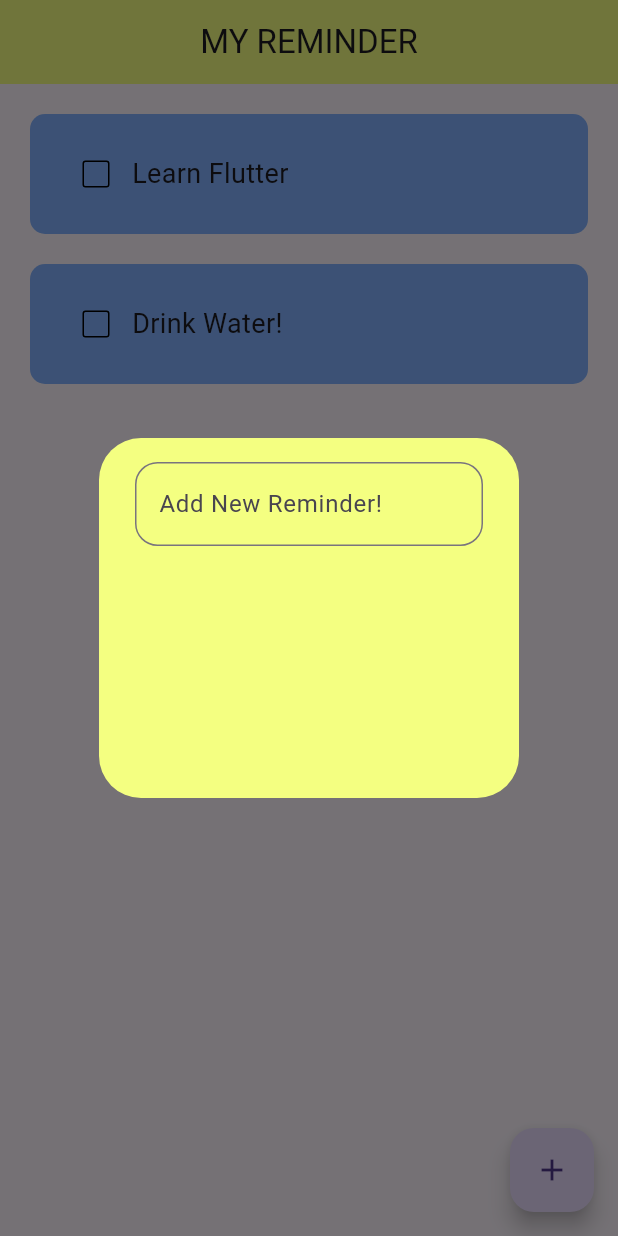
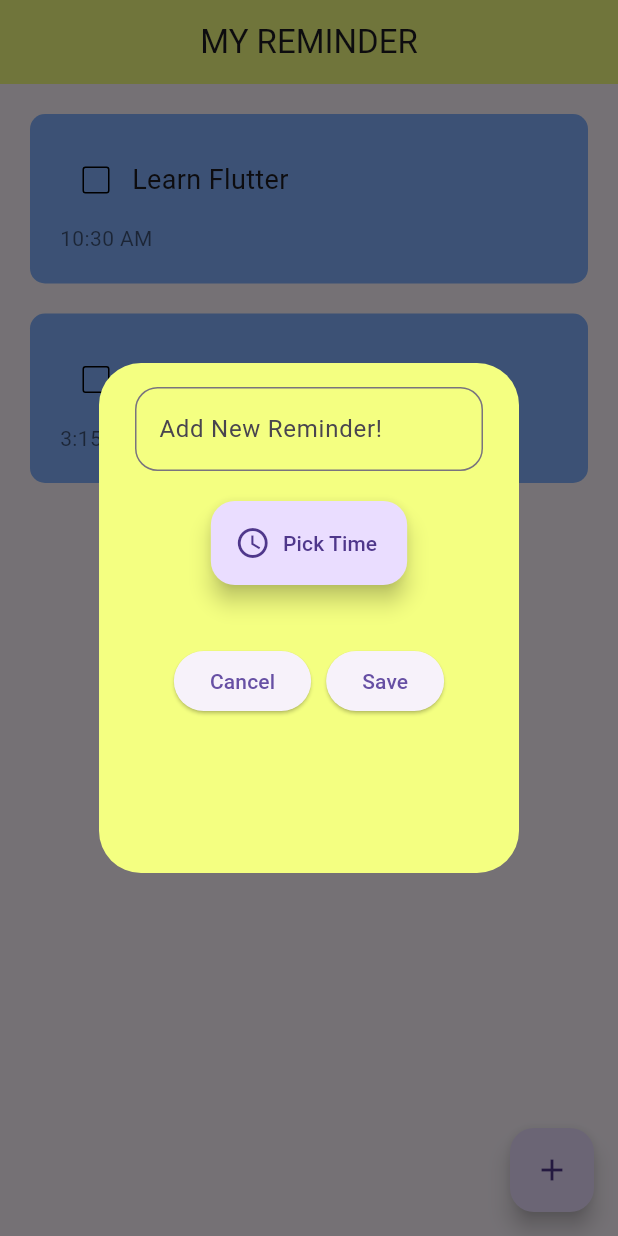
Before and after one commit to Kruti-Ritul/Flutter_Reminder, a Flutter app: the screen it shows after launch, after a tap on the "add" icon, on a phone screen of 412 x 824 dp. Run offline on Flutter 3.47's test engine with Material 3 defaults, Android fonts, the phone set to English and light mode, and no system bars; drawn by our look-alikes of flutter_slidable; Roboto replaces fonts that are missing (Ariel).

Commit message:
flutter time picker feature added !

```diff
--- a/lib/pages/home_page.dart
+++ b/lib/pages/home_page.dart
@@ -11,15 +11,31 @@ class HomePage extends StatefulWidget {
 
 class _HomePageState extends State<HomePage> {
   final _controller = TextEditingController();
+
   List reminderList = [
-    ['Learn Flutter', false],
-    ['Drink Water!', false],
-    //['Complete REMINDER APP!', false]
+    ['Learn Flutter', '10:30 AM', false],
+    ['Drink Water!', '3:15 PM', false],
   ];
 
-  void checkBoxChanged(int index) {
+  void checkBoxChanged(int index, bool? value) {
     setState(() {
-      reminderList[index][1] = !reminderList[index][1];
+      reminderList[index][2] = value ?? false;
+    });
+  }
+
+  String formatTimeOfDay(TimeOfDay time) {
+    final now = DateTime.now();
+    final formattedTime =
+        DateTime(now.year, now.month, now.day, time.hour, time.minute);
+    return formattedTime.hour > 12
+        ? '${formattedTime.hour - 12}:${formattedTime.minute.toString().padLeft(2, '0')} PM'
+        : '${formattedTime.hour}:${formattedTime.minute.toString().padLeft(2, '0')} AM';
+  }
+
+  void addReminder(String task, TimeOfDay time) {
+    setState(() {
+      String formattedTime = formatTimeOfDay(time);
+      reminderList.add([task, formattedTime, false]);
     });
   }
 
@@ -27,7 +43,11 @@ class _HomePageState extends State<HomePage> {
     showDialog(
       context: context,
       builder: (context) {
-        return DialogBox();
+        return DialogBox(
+          onSave: (String task, TimeOfDay time) {
+            addReminder(task, time);
+          },
+        );
       },
     );
   }
@@ -47,16 +67,24 @@ class _HomePageState extends State<HomePage> {
         ),
         backgroundColor: Colors.limeAccent[100],
       ),
-      body: ListView.builder(
+      body: Column(
+        children: [
+          Expanded(
+            // Allow ListView to take up remaining space
+            child: ListView.builder(
               itemCount: reminderList.length,
               itemBuilder: (BuildContext context, index) {
                 return Reminder(
                   taskName: reminderList[index][0],
-            taskCompleted: reminderList[index][1],
-            onChanged: (value) => checkBoxChanged(index),
+                  taskTime: reminderList[index][1],
+                  taskCompleted: reminderList[index][2],
+                  onChanged: (value) => checkBoxChanged(index, value),
                   deleteFunction: (context) => deleteReminder(index),
                 );
               },
+            ),
+          ),
+        ],
       ),
       floatingActionButton: FloatingActionButton(
         onPressed: createNewReminder,
--- /dev/null
+++ b/lib/utils/button.dart
@@ -0,0 +1,33 @@
+import 'package:flutter/material.dart';
+
+class ButtonWidget extends StatelessWidget {
+  final VoidCallback onSave;
+  final VoidCallback onCancel;
+
+  const ButtonWidget({required this.onSave, required this.onCancel, Key? key})
+      : super(key: key);
+
+  @override
+  Widget build(BuildContext context) {
+    return Row(
+      mainAxisAlignment: MainAxisAlignment.center,
+      children: [
+        // Cancel Button
+        ElevatedButton(
+          onPressed: onCancel,
+          //style: ElevatedButton.styleFrom(primary: Colors.redAccent),
+          child: const Text("Cancel"),
+        ),
+
+        const SizedBox(width: 10),
+
+        // Save Button
+        ElevatedButton(
+          onPressed: onSave,
+          //style: ElevatedButton.styleFrom(primary: Colors.greenAccent),
+          child: const Text("Save"),
+        ),
+      ],
+    );
+  }
+}
--- a/lib/utils/dialog_box.dart
+++ b/lib/utils/dialog_box.dart
@@ -1,18 +1,43 @@
 import 'package:flutter/material.dart';
+import 'package:myreminder/utils/button.dart';
 
-class DialogBox extends StatelessWidget {
-  const DialogBox({super.key});
+class DialogBox extends StatefulWidget {
+  final Function(String task, TimeOfDay time) onSave;
+
+  const DialogBox({super.key, required this.onSave});
+
+  @override
+  _DialogBoxState createState() => _DialogBoxState();
+}
+
+class _DialogBoxState extends State<DialogBox> {
+  final TextEditingController _controller = TextEditingController();
+  TimeOfDay? _selectedTime;
+
+  void showtimepicker(BuildContext context) async {
+    final TimeOfDay? pickedTime = await showTimePicker(
+      context: context,
+      initialTime: TimeOfDay.now(),
+    );
+    if (pickedTime != null) {
+      setState(() {
+        _selectedTime = pickedTime;
+      });
+    }
+  }
 
   @override
   Widget build(BuildContext context) {
     return AlertDialog(
       backgroundColor: Colors.limeAccent[100],
       content: Container(
-        height: 200,
+        height: 300,
         child: Column(
+          mainAxisAlignment: MainAxisAlignment.start,
           children: [
-            //input for new reminder
+            // Input for new reminder
             TextField(
+              controller: _controller,
               decoration: InputDecoration(
                 hintText: "Add New Reminder!",
                 border: OutlineInputBorder(
@@ -21,7 +46,40 @@ class DialogBox extends StatelessWidget {
               ),
             ),
 
-            //buttons -> save+cancel
+            const SizedBox(height: 20),
+
+            // Time picker button
+            FloatingActionButton.extended(
+              label: Text("Pick Time"),
+              icon: Icon(Icons.access_time),
+              onPressed: () {
+                showtimepicker(context);
+              },
+            ),
+
+            const SizedBox(height: 20),
+
+            // Display the selected time if any
+            if (_selectedTime != null)
+              Text(
+                "Selected Time: ${_selectedTime!.format(context)}",
+                style: TextStyle(fontSize: 16),
+              ),
+
+            const SizedBox(height: 20),
+
+            // Add ButtonWidget for Save and Cancel
+            ButtonWidget(
+              onSave: () {
+                if (_controller.text.isNotEmpty && _selectedTime != null) {
+                  widget.onSave(_controller.text, _selectedTime!);
+                  Navigator.of(context).pop();
+                }
+              },
+              onCancel: () {
+                Navigator.of(context).pop(); // Close the dialog box
+              },
+            ),
           ],
         ),
       ),
--- a/lib/utils/reminder.dart
+++ b/lib/utils/reminder.dart
@@ -2,14 +2,17 @@ import 'package:flutter/material.dart';
 import 'package:flutter_slidable/flutter_slidable.dart';
 
 class Reminder extends StatelessWidget {
-  const Reminder(
-      {super.key,
+  const Reminder({
+    super.key,
     required this.taskName,
+    required this.taskTime,
     required this.taskCompleted,
     required this.onChanged,
-      required this.deleteFunction});
+    required this.deleteFunction,
+  });
 
   final String taskName;
+  final String taskTime;
   final bool taskCompleted;
   final Function(bool?)? onChanged;
   final Function(BuildContext)? deleteFunction;
@@ -25,7 +28,7 @@ class Reminder extends StatelessWidget {
       ),
       child: Slidable(
         endActionPane: ActionPane(
-          motion: StretchMotion(),
+          motion: const StretchMotion(),
           children: [
             SlidableAction(
               onPressed: deleteFunction,
@@ -36,22 +39,26 @@ class Reminder extends StatelessWidget {
         ),
         child: Container(
           width: 350.0,
-          height: 80.0,
+          height: 113.0,
           padding: const EdgeInsets.all(20),
           decoration: BoxDecoration(
             color: Colors.blueAccent[100],
             borderRadius: BorderRadius.circular(10),
           ),
-          child: Row(
+          child: Column(
+            crossAxisAlignment: CrossAxisAlignment.start,
+            children: [
+              Row(
                 children: [
                   Checkbox(
                     value: taskCompleted,
                     onChanged: onChanged,
                     checkColor: Colors.black,
                     activeColor: Colors.limeAccent[100],
-                side: BorderSide(color: Colors.black),
+                    side: const BorderSide(color: Colors.black),
                   ),
-              Text(
+                  Expanded(
+                    child: Text(
                       taskName,
                       style: TextStyle(
                         fontFamily: 'Ariel',
@@ -61,6 +68,18 @@ class Reminder extends StatelessWidget {
                             : TextDecoration.none,
                       ),
                     ),
+                  ),
+                ],
+              ),
+              SizedBox(height: 5),
+              Text(
+                taskTime,
+                style: TextStyle(
+                  fontFamily: 'Ariel',
+                  fontSize: 14,
+                  color: Colors.black54,
+                ),
+              ),
             ],
           ),
         ),
--- a/pubspec.yaml
+++ b/pubspec.yaml
@@ -30,6 +30,8 @@ environment:
 dependencies:
   flutter:
     sdk: flutter
+  hive: ^2.2.3
+  hive_flutter: ^1.1.0
 
 
   # The following adds the Cupertino Icons font to your application.
@@ -41,6 +43,8 @@ dependencies:
 dev_dependencies:
   flutter_test:
     sdk: flutter
+  hive generator: ^1.1.3
+  build_runner: ^2.1.11
 
   # The "flutter_lints" package below contains a set of recommended lints to
   # encourage good coding practices. The lint set provided by the package is
```
Also changed, not shown: pubspec.lock, 2 other files. Lines whose indentation alone changed are shown as unchanged.
